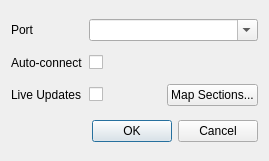
Before: the Qt Designer form src/dialog/adddevicedialog.ui in 8bitbuddhist/PixelMaestro-Studio, drawn with Qt 5.
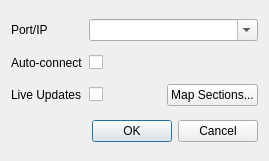
After: the same form once the commit is applied.

What changed in the file:
```diff
--- a/src/dialog/adddevicedialog.ui
+++ b/src/dialog/adddevicedialog.ui
@@ -17,7 +17,7 @@
    <item row="0" column="0">
     <widget class="QLabel" name="label">
      <property name="text">
-      <string>Port</string>
+      <string>Port/IP</string>
      </property>
     </widget>
    </item>
```
Left out of the diff: 2 changed lines with no effect on the pictures.
